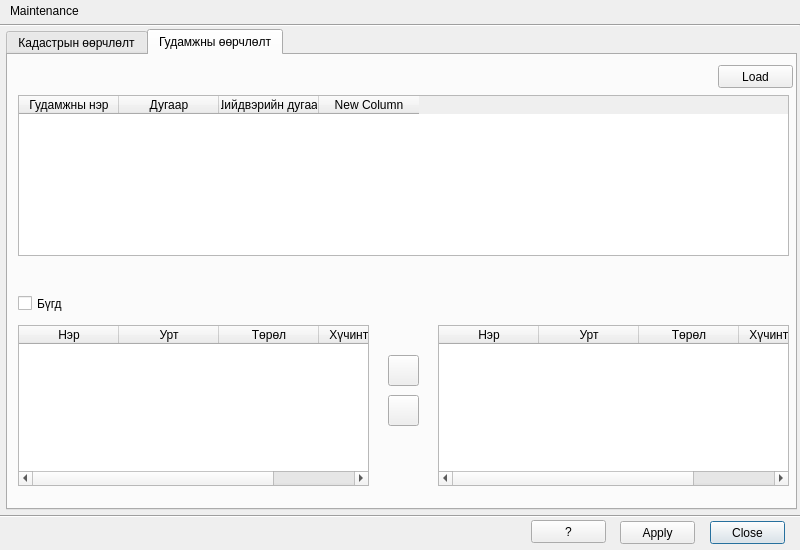
This is view/CreateCaseDialog.ui in teamlm2/lm2_mgis as Qt 5 draws it before an edit. The edited form follows.
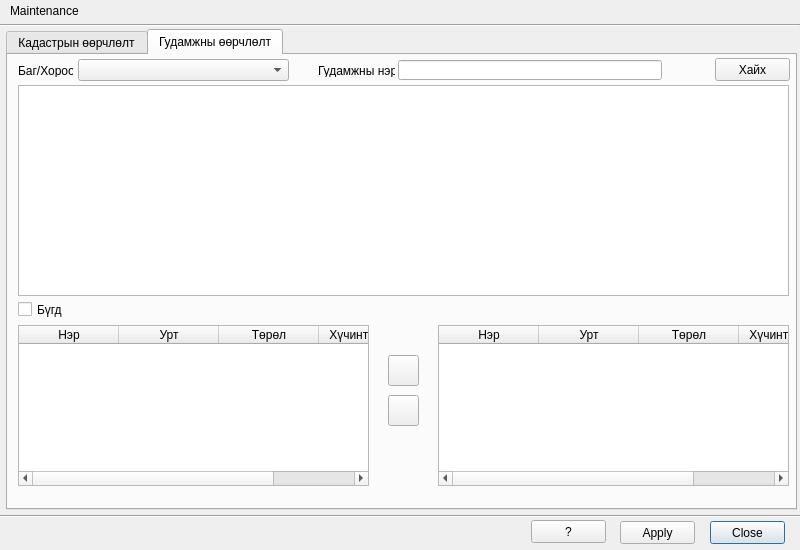
This is the edited form. Icons and pictures are not drawn.

The edit to the form file:
```diff
--- a/view/CreateCaseDialog.ui
+++ b/view/CreateCaseDialog.ui
@@ -669,47 +669,17 @@
     <attribute name="title">
      <string>Гудамжны өөрчлөлт</string>
     </attribute>
-    <widget class="QTableWidget" name="street_twidget">
-     <property name="geometry">
-      <rect>
-       <x>10</x>
-       <y>40</y>
-       <width>771</width>
-       <height>161</height>
-      </rect>
-     </property>
-     <column>
-      <property name="text">
-       <string>Гудамжны нэр</string>
-      </property>
-     </column>
-     <column>
-      <property name="text">
-       <string>Дугаар</string>
-      </property>
-     </column>
-     <column>
-      <property name="text">
-       <string>Шийдвэрийн дугаар</string>
-      </property>
-     </column>
-     <column>
-      <property name="text">
-       <string>New Column</string>
-      </property>
-     </column>
-    </widget>
     <widget class="QPushButton" name="street_find_button">
      <property name="geometry">
       <rect>
-       <x>710</x>
-       <y>10</y>
+       <x>707</x>
+       <y>3</y>
        <width>75</width>
        <height>23</height>
       </rect>
      </property>
      <property name="text">
-      <string>Load</string>
+      <string>Хайх</string>
      </property>
     </widget>
     <widget class="QTableWidget" name="touches_road_twidget">
@@ -810,7 +780,7 @@
      <property name="geometry">
       <rect>
        <x>10</x>
-       <y>240</y>
+       <y>246</y>
        <width>121</width>
        <height>17</height>
       </rect>
@@ -819,6 +789,104 @@
       <string>Бүгд</string>
      </property>
     </widget>
+    <widget class="QTreeWidget" name="street_treewidget">
+     <property name="geometry">
+      <rect>
+       <x>10</x>
+       <y>30</y>
+       <width>771</width>
+       <height>211</height>
+      </rect>
+     </property>
+     <property name="headerHidden">
+      <bool>true</bool>
+     </property>
+     <attribute name="headerVisible">
+      <bool>false</bool>
+     </attribute>
+     <attribute name="headerDefaultSectionSize">
+      <number>50</number>
+     </attribute>
+     <attribute name="headerStretchLastSection">
+      <bool>false</bool>
+     </attribute>
+     <column>
+      <property name="text">
+       <string>New Column</string>
+      </property>
+     </column>
+     <column>
+      <property name="text">
+       <string>New Column</string>
+      </property>
+     </column>
+     <column>
+      <property name="text">
+       <string>New Column</string>
+      </property>
+     </column>
+     <column>
+      <property name="text">
+       <string>New Column</string>
+      </property>
+     </column>
+     <column>
+      <property name="text">
+       <string>New Column</string>
+      </property>
+     </column>
+     <column>
+      <property name="text">
+       <string>New Column</string>
+      </property>
+     </column>
+    </widget>
+    <widget class="QLabel" name="label_13">
+     <property name="geometry">
+      <rect>
+       <x>10</x>
+       <y>9</y>
+       <width>55</width>
+       <height>13</height>
+      </rect>
+     </property>
+     <property name="text">
+      <string>Баг/Хороо:</string>
+     </property>
+    </widget>
+    <widget class="QComboBox" name="comboBox">
+     <property name="geometry">
+      <rect>
+       <x>70</x>
+       <y>4</y>
+       <width>211</width>
+       <height>22</height>
+      </rect>
+     </property>
+    </widget>
+    <widget class="QLabel" name="label_14">
+     <property name="geometry">
+      <rect>
+       <x>310</x>
+       <y>9</y>
+       <width>77</width>
+       <height>13</height>
+      </rect>
+     </property>
+     <property name="text">
+      <string>Гудамжны нэр:</string>
+     </property>
+    </widget>
+    <widget class="QLineEdit" name="lineEdit">
+     <property name="geometry">
+      <rect>
+       <x>390</x>
+       <y>5</y>
+       <width>264</width>
+       <height>20</height>
+      </rect>
+     </property>
+    </widget>
    </widget>
   </widget>
  </widget>
```
Left out of the diff: 4 changed lines with no effect on the pictures.
